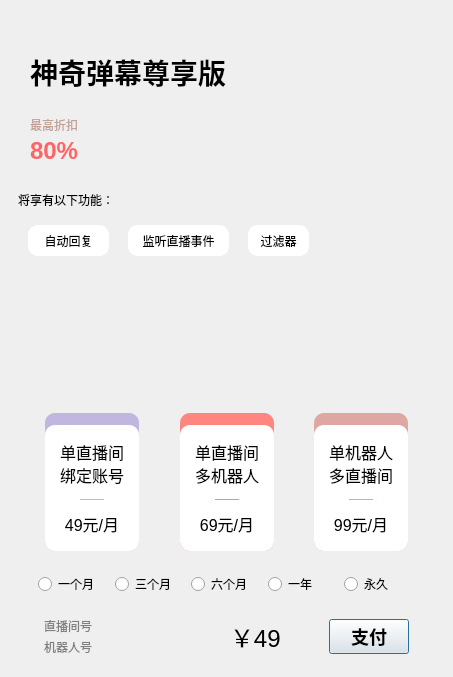
This is widgets/buy_vip/buyvipdialog.ui in iwxyi/Bilibili-MagicalDanmaku as Qt 5 draws it before an edit. The edited form follows.
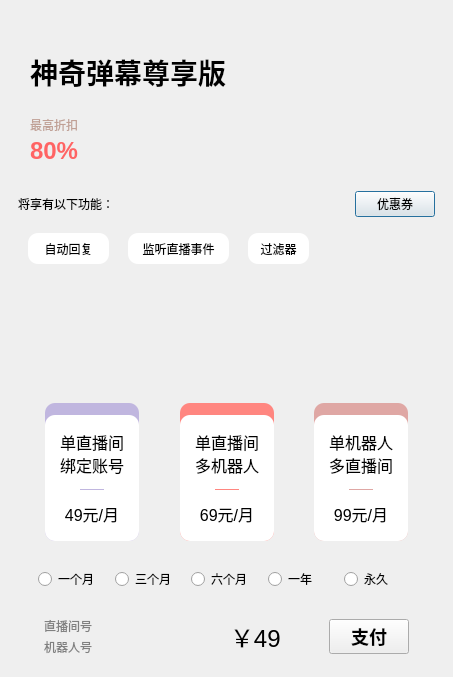
This is the edited form. Icons and pictures are not drawn. Custom widgets are drawn as their Qt base class.

Commit message: 添加优惠券与支付

```diff
--- a/widgets/buy_vip/buyvipdialog.ui
+++ b/widgets/buy_vip/buyvipdialog.ui
@@ -148,11 +148,28 @@
     </layout>
    </item>
    <item>
-    <widget class="QLabel" name="label_4">
-     <property name="text">
-      <string>将享有以下功能：</string>
+    <layout class="QHBoxLayout" name="horizontalLayout_5" stretch="1,0">
+     <property name="topMargin">
+      <number>0</number>
      </property>
-    </widget>
+     <item>
+      <widget class="QLabel" name="label_4">
+       <property name="text">
+        <string>将享有以下功能：</string>
+       </property>
+      </widget>
+     </item>
+     <item>
+      <widget class="WaterFloatButton" name="couponButton">
+       <property name="cursor">
+        <cursorShape>PointingHandCursor</cursorShape>
+       </property>
+       <property name="text">
+        <string>优惠券</string>
+       </property>
+      </widget>
+     </item>
+    </layout>
    </item>
    <item>
     <widget class="WaterfallScrollArea" name="scrollArea">
@@ -190,7 +207,7 @@
         <x>0</x>
         <y>0</y>
         <width>417</width>
-        <height>198</height>
+        <height>175</height>
        </rect>
       </property>
       <property name="styleSheet">
@@ -694,7 +711,7 @@
      <property name="sizeHint" stdset="0">
       <size>
        <width>20</width>
-       <height>15</height>
+       <height>20</height>
       </size>
      </property>
     </spacer>
@@ -758,7 +775,7 @@
      <property name="sizeHint" stdset="0">
       <size>
        <width>20</width>
-       <height>15</height>
+       <height>20</height>
       </size>
      </property>
     </spacer>
```
Left out of the diff: 28 changed lines with no effect on the pictures. The commit also changes 3 other files.
